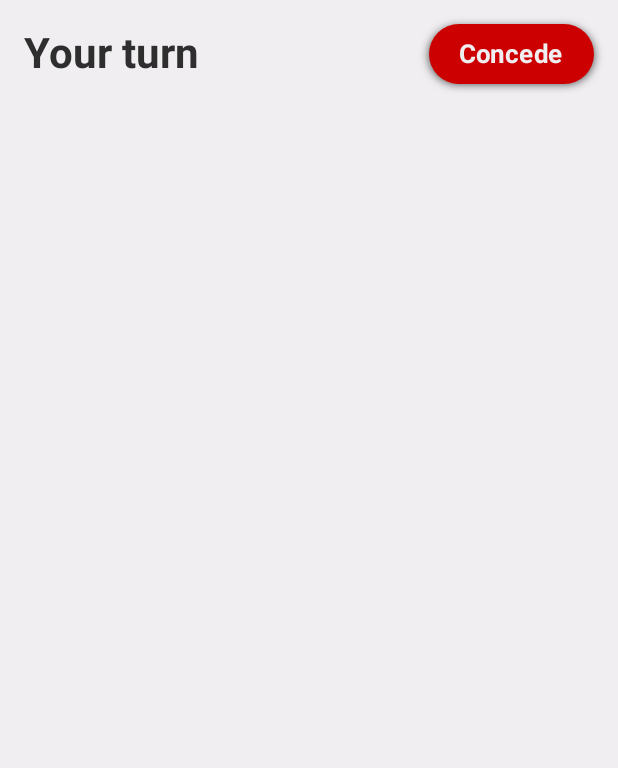
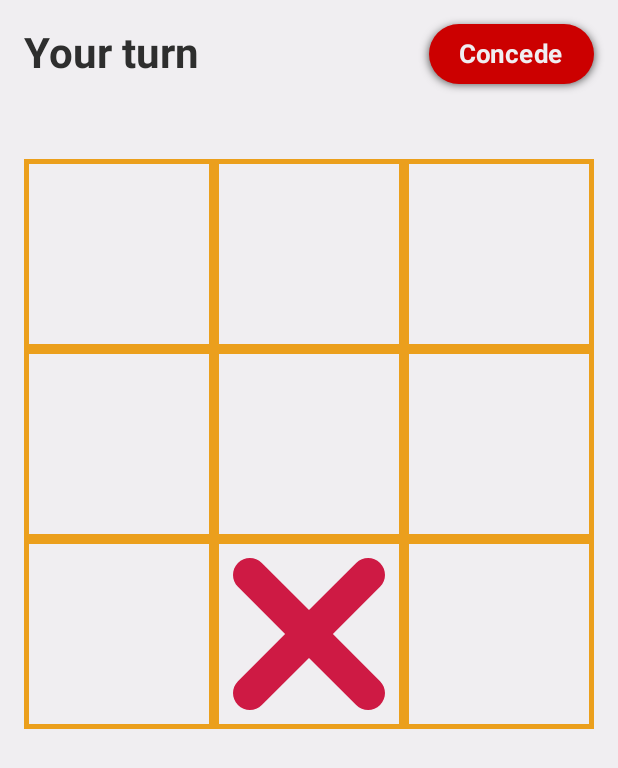
Before and after one commit to michalmusil/ticTacToeAndroid, an Android app built with Jetpack Compose: the screen it shows after launch (MainActivity), after a tap on "Play", on a phone screen of 412 x 824 dp. Shown: the top 768 px of the screen. Run offline under Robolectric (Android 15) with nearby library versions, the phone set to English and light mode, and no system bars; our stand-ins replace Dagger/Hilt's generated code; 2 other taps on this screen came first.

Commit message:
Working prototype with randomized oponent

```diff
--- a/app/src/main/java/cz/mendelu/xmusil5/tictactoe/game/Game.kt
+++ b/app/src/main/java/cz/mendelu/xmusil5/tictactoe/game/Game.kt
@@ -1,21 +1,23 @@
 package cz.mendelu.xmusil5.tictactoe.game
 
-import androidx.compose.runtime.MutableState
-import androidx.compose.runtime.mutableStateOf
 import kotlinx.coroutines.CoroutineScope
 import kotlinx.coroutines.Dispatchers
 import kotlinx.coroutines.delay
 import kotlinx.coroutines.flow.MutableStateFlow
 import kotlinx.coroutines.launch
+import kotlin.random.Random
 
 class Game(
     private val board: Board,
-    val boardTiles: MutableStateFlow<Array<PlayerMark?>> = board.tiles,
     private val numberOfMarksToWin: Int,
     private val startingMark: PlayerMark,
     val humanPlayer: Player,
     private val computerPlayer: Player,
     private val coroutineScope: CoroutineScope = CoroutineScope(Dispatchers.Default),
+) {
+    val boardTiles: MutableStateFlow<Array<PlayerMark?>> = board.tiles
+    val numberOfHorizontalTiles: Int = board.sizeX
+    val numberOfVerticalTiles: Int = board.sizeY
     val state: MutableStateFlow<GameState> = when{
         computerPlayer.mark == startingMark -> {
             MutableStateFlow(GameState.ComputerPlayerTurn)
@@ -24,7 +26,7 @@ class Game(
             MutableStateFlow(GameState.HumanPlayerTurn)
         }
     }
-) {
+
     init {
         if (state.value is GameState.ComputerPlayerTurn){
             makeComputerPlayerTurn()
@@ -59,13 +61,39 @@ class Game(
                 state.value = GameState.ComputerPlayerTurn
             }
         } else {
-            throw IllegalStateException()
+            throw UnsupportedOperationException()
         }
+    }
+
+    fun isTileAtIndexEmpty(index: Int): Boolean{
+        return board.getFreeTileIndexes().contains(index)
     }
 
     private fun makeComputerPlayerTurn(){
 
-        // make the turn.. adjust the board
+        // TEST WITH RANDOM MOVE
+        val freeIndexes1 = board.getFreeTileIndexes()
+        val oponentDecision = freeIndexes1.get(
+            Random.nextInt(from = 0, until = freeIndexes1.size)
+        )
+
+
+
+        if(isTileIndexFree(oponentDecision)){
+            board.setTile(
+                index = oponentDecision,
+                mark = computerPlayer.mark
+            )
+        } else {
+            val freeIndexes = board.getFreeTileIndexes()
+            val selectedIndex = freeIndexes.get(
+                Random.nextInt(from = 0, until = freeIndexes.size)
+            )
+            board.setTile(
+                index = selectedIndex,
+                mark = computerPlayer.mark
+            )
+        }
 
         if (checkForGameEnd()){
             return
@@ -112,7 +140,7 @@ class Game(
     }
 
     private fun isTileIndexFree(tileIndex: Int): Boolean{
-        return !board.getFreeTileIndexes().contains(tileIndex)
+        return board.getFreeTileIndexes().contains(tileIndex)
     }
 
     private fun checkForGameEnd(): Boolean{
--- /dev/null
+++ b/app/src/main/java/cz/mendelu/xmusil5/tictactoe/ui/components/game_elements/Tile.kt
@@ -0,0 +1,74 @@
+package cz.mendelu.xmusil5.tictactoe.ui.components.game_elements
+
+import androidx.compose.animation.AnimatedVisibility
+import androidx.compose.animation.ExperimentalAnimationApi
+import androidx.compose.animation.core.tween
+import androidx.compose.animation.scaleIn
+import androidx.compose.animation.scaleOut
+import androidx.compose.foundation.border
+import androidx.compose.foundation.clickable
+import androidx.compose.foundation.layout.Box
+import androidx.compose.foundation.layout.padding
+import androidx.compose.foundation.layout.size
+import androidx.compose.material3.Icon
+import androidx.compose.material3.MaterialTheme
+import androidx.compose.runtime.*
+import androidx.compose.ui.Alignment
+import androidx.compose.ui.Modifier
+import androidx.compose.ui.graphics.vector.ImageVector
+import androidx.compose.ui.res.vectorResource
+import androidx.compose.ui.unit.Dp
+import androidx.compose.ui.unit.dp
+import cz.mendelu.xmusil5.tictactoe.game.PlayerMark
+import cz.mendelu.xmusil5.tictactoe.ui.utils.UiConstants
+
+@OptIn(ExperimentalAnimationApi::class)
+@Composable
+fun Tile(
+    containedMark: PlayerMark?,
+    enabled: Boolean,
+    size: Dp,
+    onClick: () -> Unit
+){
+    val borderWidth = 3.dp
+    val borderColor = MaterialTheme.colorScheme.primary
+
+    Box(
+        contentAlignment = Alignment.Center,
+        modifier = Modifier
+            .size(size)
+            .clickable {
+                if (enabled) {
+                    onClick()
+                }
+            }
+            .border(width = borderWidth, color = borderColor)
+            .padding(5.dp)
+    ){
+        containedMark?.let { mark ->
+            var visible by remember {
+                mutableStateOf(false)
+            }
+            LaunchedEffect(true){
+                visible = true
+            }
+            AnimatedVisibility(
+                visible = visible,
+                enter = scaleIn(
+                    animationSpec = tween(durationMillis = UiConstants.ANIMATION_DURATION_SHORT)
+                ),
+                exit = scaleOut(
+                    animationSpec = tween(durationMillis = UiConstants.ANIMATION_DURATION_SHORT)
+                )
+            ) {
+                Icon(
+                    imageVector = ImageVector.vectorResource(id = mark.iconId),
+                    contentDescription = null,
+                    tint = mark.color,
+                    modifier = Modifier
+                        .size((size.value * 0.8).dp)
+                )
+            }
+        }
+    }
+}
--- a/app/src/main/java/cz/mendelu/xmusil5/tictactoe/ui/screens/game_screen/GameScreen.kt
+++ b/app/src/main/java/cz/mendelu/xmusil5/tictactoe/ui/screens/game_screen/GameScreen.kt
@@ -1,22 +1,24 @@
 package cz.mendelu.xmusil5.tictactoe.ui.screens.game_screen
 
-import android.widget.Space
 import androidx.compose.foundation.layout.*
+import androidx.compose.foundation.lazy.grid.GridCells
+import androidx.compose.foundation.lazy.grid.LazyVerticalGrid
 import androidx.compose.material3.MaterialTheme
 import androidx.compose.material3.Text
-import androidx.compose.runtime.Composable
-import androidx.compose.runtime.LaunchedEffect
-import androidx.compose.runtime.collectAsState
-import androidx.compose.runtime.saveable.rememberSaveable
+import androidx.compose.runtime.*
 import androidx.compose.ui.Alignment
 import androidx.compose.ui.Modifier
+import androidx.compose.ui.layout.onSizeChanged
+import androidx.compose.ui.platform.LocalDensity
 import androidx.compose.ui.res.stringResource
 import androidx.compose.ui.text.font.FontWeight
+import androidx.compose.ui.unit.IntSize
 import androidx.compose.ui.unit.dp
 import androidx.hilt.navigation.compose.hiltViewModel
 import cz.mendelu.xmusil5.tictactoe.R
 import cz.mendelu.xmusil5.tictactoe.game.PlayerMark
 import cz.mendelu.xmusil5.tictactoe.navigation.INavigationRouter
+import cz.mendelu.xmusil5.tictactoe.ui.components.game_elements.Tile
 import cz.mendelu.xmusil5.tictactoe.ui.components.ui_elements.CustomButton
 import cz.mendelu.xmusil5.tictactoe.ui.theme.red
 
@@ -90,8 +92,65 @@ fun GameScreenContent(
                 textColor = MaterialTheme.colorScheme.background,
                 onClick = {
                     navigation.toStartupScreen()
-                })
+                }
+            )
+        }
+
+        Spacer(modifier = Modifier.height(50.dp))
+
+        GameBoard(viewModel = viewModel)
+    }
+}
+
+@Composable
+fun GameBoard(
+    viewModel: GameViewModel
+){
+    var boardSize: IntSize? by remember {
+        mutableStateOf(IntSize.Zero)
+    }
+
+    val uiState = viewModel.uiState.collectAsState()
+    val boardTiles = viewModel.boardTiles.collectAsState()
+
+    val playerInputEnabled = when(uiState.value){
+        is GameUiState.HumanPlayerTurn -> true
+        else -> false
+    }
+
+    Box(
+        modifier = Modifier
+            .onSizeChanged {
+                boardSize = it
+                boardSize!!.height
+            }
+            .fillMaxWidth()
+            .aspectRatio(1f)
+    ){
+        boardSize?.let {
+            val numberOfVerticalTiles = viewModel.getBoardDimensions().first
+            val sizeOfTile = with(LocalDensity.current){
+                (it.width / numberOfVerticalTiles).toDp()
+            }
+
+            LazyVerticalGrid(
+                columns = GridCells.Fixed(numberOfVerticalTiles),
+                userScrollEnabled = false,
+                content = {
+                    items(boardTiles.value.size) { index ->
+                        val tile = boardTiles.value.get(index)
+                        val tileIsEmpty = tile == null
+                        Tile(
+                            containedMark = tile,
+                            enabled = playerInputEnabled && tileIsEmpty,
+                            size = sizeOfTile,
+                            onClick = {
+                                viewModel.playAtIndex(index)
+                            }
+                        )
+                    }
+                }
+            )
         }
     }
-
 }
--- a/app/src/main/java/cz/mendelu/xmusil5/tictactoe/ui/screens/game_screen/GameViewModel.kt
+++ b/app/src/main/java/cz/mendelu/xmusil5/tictactoe/ui/screens/game_screen/GameViewModel.kt
@@ -19,6 +19,7 @@ class GameViewModel @Inject constructor(
     val coroutineScope: CoroutineScope = CoroutineScope(Dispatchers.Default)
 
     val uiState: MutableStateFlow<GameUiState> = MutableStateFlow(GameUiState.Start)
+    val humanPlayerMark: MutableStateFlow<PlayerMark> = MutableStateFlow(PlayerMark.X)
     var boardTiles: MutableStateFlow<Array<PlayerMark?>> = MutableStateFlow(arrayOfNulls(1))
 
     private lateinit var game: Game
@@ -28,6 +29,7 @@ class GameViewModel @Inject constructor(
             humanPlayerMark = humanPlayerMark
         )
         game = newGame
+        this.humanPlayerMark.value = humanPlayerMark
         boardTiles = game.boardTiles
 
         coroutineScope.launch {
@@ -43,4 +45,19 @@ class GameViewModel @Inject constructor(
         }
     }
 
+    fun getBoardDimensions(): Pair<Int, Int>{
+        return Pair(
+            first = game.numberOfHorizontalTiles,
+            second = game.numberOfVerticalTiles
+        )
+    }
+
+    fun playAtIndex(index: Int){
+        if (uiState.value is GameUiState.HumanPlayerTurn
+            && game.isTileAtIndexEmpty(index)
+        ){
+            game.makeHumanPlayerTurn(index)
+        }
+    }
+
 }
--- a/app/src/main/java/cz/mendelu/xmusil5/tictactoe/ui/screens/startup_screen/StartupScreen.kt
+++ b/app/src/main/java/cz/mendelu/xmusil5/tictactoe/ui/screens/startup_screen/StartupScreen.kt
@@ -134,14 +134,19 @@ fun PlayerMarkOption(
         animationSpec = tween(UiConstants.ANIMATION_DURATION_SHORT)
     )
 
+    val dynamicShadowColor by animateColorAsState(
+        targetValue = if (mark == chosenPlayerMark) mark.color else shadowColor,
+        animationSpec = tween(UiConstants.ANIMATION_DURATION_SHORT)
+    )
+
     Box(
         contentAlignment = Alignment.Center,
         modifier = Modifier
             .padding(16.dp)
             .customShadow(
-                color = shadowColor,
+                color = dynamicShadowColor,
                 borderRadius = cornerRadius,
-                spread = 0.dp,
+                spread = 2.dp,
                 blurRadius = 5.dp,
                 offsetY = 2.dp
             )
```
